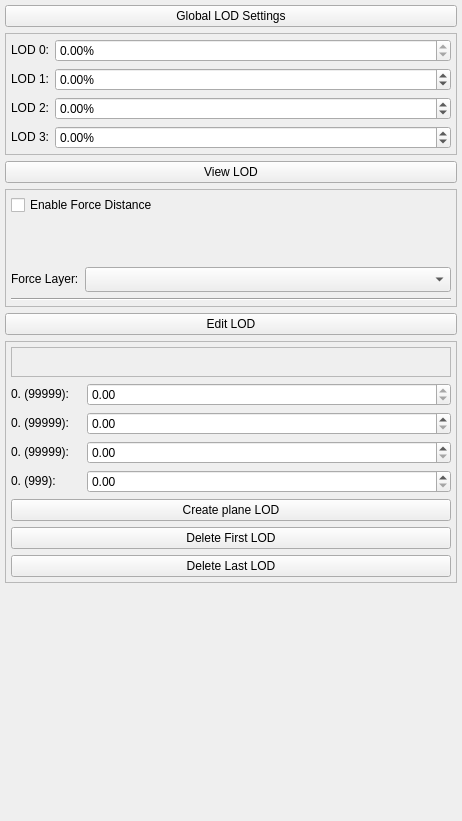
Before: the Qt Designer form Tools/ResourceEditor/DataQt/LODEditor.ui in xaoctech/dava.engine, drawn with Qt 5.
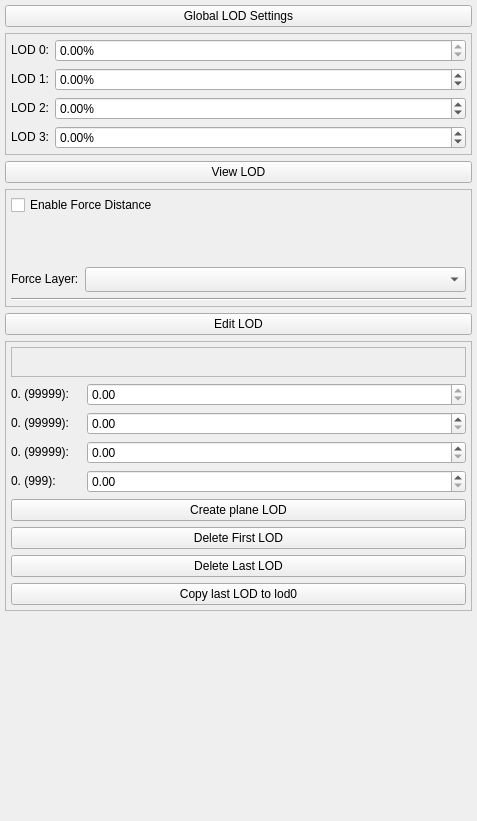
After: the same form once the commit is applied. Icons and pictures are not drawn. Custom widgets are drawn as their Qt base class.

Commit message: [DF-4310] copy last lod

The edit to the form file:
```diff
--- a/Tools/ResourceEditor/DataQt/LODEditor.ui
+++ b/Tools/ResourceEditor/DataQt/LODEditor.ui
@@ -6,7 +6,7 @@
    <rect>
     <x>0</x>
     <y>0</y>
-    <width>462</width>
+    <width>477</width>
     <height>821</height>
    </rect>
   </property>
@@ -591,6 +591,13 @@
         </property>
        </widget>
       </item>
+      <item row="8" column="0" colspan="2">
+       <widget class="QPushButton" name="lastLodToFrontButton">
+        <property name="text">
+         <string>Copy last LOD to lod0</string>
+        </property>
+       </widget>
+      </item>
      </layout>
     </widget>
    </item>
```
Left out of the diff: 314 changed lines with no effect on the pictures. The commit also changes 8 other files.
